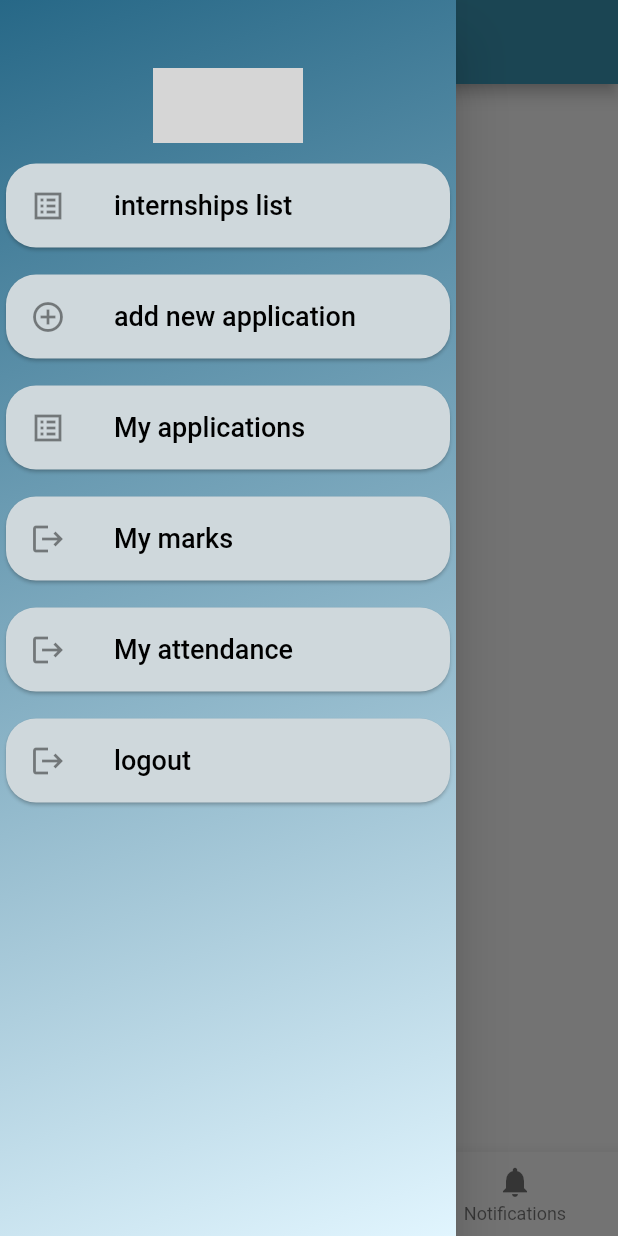
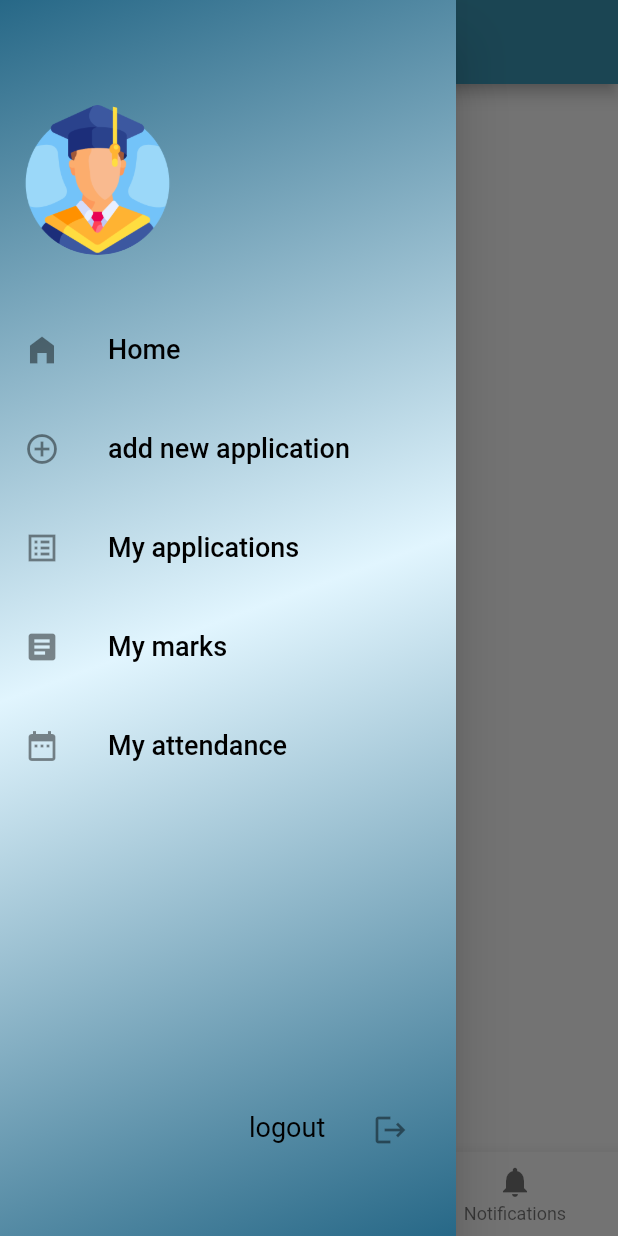
Before and after one commit to anfel17/internship_management_app-, a Flutter app: the ApplicationScreen screen opened by its route, item 3 of the bottom bar chosen, with the side drawer open, on a phone screen of 412 x 824 dp. Run offline on Flutter 3.47's test engine with Material 2 defaults, Android fonts, the light colour scheme and no system bars; our stand-ins replace awesome_dialog, email_validator, google_fonts; accounts and stored records are empty; network calls fail; grey boxes are pictures that could not be loaded.

Commit message:
updating drawer

```diff
--- a/lib/constants.dart
+++ b/lib/constants.dart
@@ -1,7 +1,7 @@
 import 'package:flutter/material.dart';
 
 //Api routes
-const baseUrl = 'http://10.20.2.248:8000/api/';
+const baseUrl = 'http://192.168.1.9:8000/api/';
 const consultStudentAccount = baseUrl + 'consultStudentAccount';
 const consultOffersList = baseUrl + 'consultOffersList';
 const getStudentNotif = baseUrl + 'getStudentNotif';
--- a/lib/screens/drawer/navDrawer.dart
+++ b/lib/screens/drawer/navDrawer.dart
@@ -4,7 +4,12 @@ import 'package:internship_management_system/screens/myApplications/myApplicatio
 import 'package:internship_management_system/screens/newApplication/newApplication.dart';
 import 'package:internship_management_system/screens/marks/marks_screen.dart';
 import 'package:internship_management_system/screens/myAttendance/attendance_screen.dart';
+import 'package:internship_management_system/provider/user.dart';
+import 'package:provider/provider.dart';
 import '../login/login_screen.dart';
+import '../../../constants.dart';
+import 'package:http/http.dart' as http;
+import 'dart:convert';
 
 class NavDrawer extends StatefulWidget {
   const NavDrawer({Key? key}) : super(key: key);
@@ -12,48 +17,77 @@ class NavDrawer extends StatefulWidget {
   State<NavDrawer> createState() => _NavDrawerState();
 }
 
+
 class _NavDrawerState extends State<NavDrawer> {
+  String userId = '';
+  late UserProvider userProvider;
+  String name = "";
+  String email = "";
+
+
+  Future<void> getStudentAccount(String userId) async {
+    Uri url = Uri.parse(consultStudentAccount);
+    var response = await http.post(url, body: {'id': userId});
+
+    if (response.statusCode == 200) {
+      var data = json.decode(response.body);
+      setState(() {
+        name = data[0]['nom_etudiant'] + ' ' + data[0]['prenom_etudiant'];
+        email = data[0]['email'];
+      });
+    } else {
+      print("error");
+    }
+  }
+
+
+  @override
+  void initState() {
+    super.initState();
+    userProvider = Provider.of<UserProvider>(context, listen: false);
+    userId = userProvider.userId;
+    getStudentAccount(userId);
+  }
+
+
+
   @override
   Widget build(BuildContext context) {
     return Drawer(
-        child:Container(
+      child: Container(
         decoration: BoxDecoration(
           gradient: LinearGradient(
-              colors: [Color(0xFF276887), Colors.lightBlue[50]!],
+            colors: [Color(0xFF276887),Colors.lightBlue[50]!, Color(0xFF276887)],
             begin: Alignment.topLeft,
             end: Alignment.bottomRight,
           ),
         ),
-            child:Column(children: <Widget>[
-          const SizedBox(height: 15),
-      Center(
         child: Column(
           children: <Widget>[
-              Container(
+            const SizedBox(height: 15),
+            Align(
+              alignment: Alignment.centerLeft,
+
+              child: Container(
                 width: 100,
-                height: 50,
+                height: 150,
                 margin: const EdgeInsets.only(
                   top: 30,
+                  left: 15,
                 ),
                 decoration: const BoxDecoration(
                   shape: BoxShape.circle,
                   image: DecorationImage(
-                      image: AssetImage('assets/images/teacher.png'),
-                      fit: BoxFit.fill),
+                    image: AssetImage('assets/images/graduate.png'),
                   ),
                 ),
-            ],
-          )),
+              ),
+            ),
             const SizedBox(height: 10),
-        Card(
-          color: Colors.blueGrey[100],
-          shape: RoundedRectangleBorder(
-            borderRadius: BorderRadius.circular(20),
-          ),
-          child: ListTile(
-              leading: Icon(Icons.list_alt_sharp),
+            ListTile(
+              leading: Icon(Icons.home_filled),
               title: const Text(
-                'internships list',
+                'Home',
                 style: TextStyle(
                   color: Colors.black,
                   fontSize: 18,
@@ -61,15 +95,10 @@ class _NavDrawerState extends State<NavDrawer> {
               ),
               onTap: () {
                 Navigator.pushNamed(context, HomeScreen.routeName);
-              }),
+              },
             ),
             const SizedBox(height: 10),
-        Card(
-          color: Colors.blueGrey[100],
-          shape: RoundedRectangleBorder(
-            borderRadius: BorderRadius.circular(20),
-          ),
-          child: ListTile(
+            ListTile(
               leading: Icon(Icons.add_circle_outline_sharp),
               title: const Text(
                 'add new application',
@@ -80,15 +109,10 @@ class _NavDrawerState extends State<NavDrawer> {
               ),
               onTap: () {
                 Navigator.pushNamed(context, newApplicationScreen.routeName);
-              }),
+              },
             ),
-        const SizedBox(height:10 ),
-        Card(
-          color: Colors.blueGrey[100],
-          shape: RoundedRectangleBorder(
-            borderRadius: BorderRadius.circular(20),
-          ),
-          child: ListTile(
+            const SizedBox(height: 10),
+            ListTile(
               leading: Icon(Icons.list_alt_sharp),
               title: const Text(
                 'My applications',
@@ -99,16 +123,11 @@ class _NavDrawerState extends State<NavDrawer> {
               ),
               onTap: () {
                 Navigator.pushNamed(context, ApplicationScreen.routeName);
-              }),
+              },
             ),
             SizedBox(height: 10),
-        Card(
-          color: Colors.blueGrey[100],
-          shape: RoundedRectangleBorder(
-            borderRadius: BorderRadius.circular(20),
-          ),
-          child: ListTile(
-            leading: Icon(Icons.logout),
+            ListTile(
+              leading: Icon(Icons.article),
               title: Text(
                 'My marks',
                 style: TextStyle(
@@ -117,20 +136,12 @@ class _NavDrawerState extends State<NavDrawer> {
                 ),
               ),
               onTap: () {
-              // userLogout();
-              // Authentication.signOut(context: context);
                 Navigator.pushNamed(context, MarksScreen.routeName);
               },
             ),
-        ),
             SizedBox(height: 10),
-              Card(
-                color: Colors.blueGrey[100],
-                shape: RoundedRectangleBorder(
-                  borderRadius: BorderRadius.circular(20),
-                ),
-                child: ListTile(
-                  leading: Icon(Icons.logout),
+            ListTile(
+              leading: Icon(Icons.date_range),
               title: Text(
                 'My attendance',
                 style: TextStyle(
@@ -139,36 +150,45 @@ class _NavDrawerState extends State<NavDrawer> {
                 ),
               ),
               onTap: () {
-                    // userLogout();
-                    // Authentication.signOut(context: context);
                 Navigator.pushNamed(context, AttendanceScreen.routeName);
               },
             ),
+        Container(
+          // width: 100,
+          // height: 300,
+          margin: const EdgeInsets.only(
+            top: 200,
+            left: 150,
           ),
-        const SizedBox(height: 10),
-              Card(
-                color: Colors.blueGrey[100],
-                shape: RoundedRectangleBorder(
-                  borderRadius: BorderRadius.circular(20),
-                ),
-                child: ListTile(
-                  leading: Icon(Icons.logout),
-                  title: Text(
+          child:
+            Align(
+              alignment: Alignment.bottomRight,
+
+
+                child:ListTile(
+                  leading: Text(
                     'logout',
                     style: TextStyle(
                       color: Colors.black,
                       fontSize: 18,
                     ),
                   ),
+                  title: Icon(Icons.logout),
                   onTap: () {
-                    // userLogout();
-                    // Authentication.signOut(context: context);
                     Navigator.pushNamed(context, LoginPage.routeName);
                   },
                 ),
+
+            ),
         ),
             const SizedBox(height: 10),
-   ] )));
+          ],
+        ),
+      ),
+    );
+
+
+
 
   }
 
--- a/lib/screens/home/components/body.dart
+++ b/lib/screens/home/components/body.dart
@@ -36,6 +36,7 @@ class BodyState extends State<Body> {
       });
     }
   }
+
   Future<void> getData() async {
     String myUrl = consultOffersList;
     http.Response response = await http.get(Uri.parse(myUrl));
--- a/lib/screens/home/home_screen.dart
+++ b/lib/screens/home/home_screen.dart
@@ -3,6 +3,7 @@ import 'package:internship_management_system/screens/drawer/navDrawer.dart';
 import 'package:internship_management_system/screens/notifications/notification_screen.dart';
 import 'package:internship_management_system/screens/bottomNavBar/bottomNavBar.dart';
 import 'components/body.dart';
+import 'package:google_fonts/google_fonts.dart';
 
 class HomeScreen extends StatelessWidget {
   static String routeName = "/HomeScreen";
@@ -24,7 +25,11 @@ class HomeScreen extends StatelessWidget {
             borderRadius: BorderRadius.circular(15),
 
           ),
-          child: Text("Internify")
+          child: Text("Internify", style: GoogleFonts.poppins(
+            fontSize: 20,
+            fontWeight: FontWeight.w800,
+            color:Colors.lightBlue[50],
+          ),)
         ),
       ),
       drawer: NavDrawer(),
--- a/lib/screens/marks/marks_screen.dart
+++ b/lib/screens/marks/marks_screen.dart
@@ -2,6 +2,7 @@ import 'package:flutter/material.dart';
 import 'package:internship_management_system/screens/drawer/navDrawer.dart';
 import 'package:internship_management_system/screens/bottomNavBar/bottomNavBar.dart';
 import 'components/body.dart';
+import 'package:google_fonts/google_fonts.dart';
 
 
 class MarksScreen extends StatelessWidget {
@@ -17,7 +18,11 @@ class MarksScreen extends StatelessWidget {
               borderRadius: BorderRadius.circular(15),
 
             ),
-            child: Text("Internify")
+            child: Text("Internify", style: GoogleFonts.poppins(
+              fontSize: 20,
+              fontWeight: FontWeight.w800,
+              color:Colors.lightBlue[50],
+            ),)
         ),
       ),
       drawer: NavDrawer(),
--- a/lib/screens/myApplications/components/body.dart
+++ b/lib/screens/myApplications/components/body.dart
@@ -1,4 +1,5 @@
 import 'dart:convert';
+import 'package:google_fonts/google_fonts.dart';
 import 'package:http/http.dart' as http;
 import 'package:internship_management_system/screens/myApplications/applicationDetailsScreen.dart';
 import 'dart:convert';
@@ -53,11 +54,12 @@ class BodyState extends State<Body> {
       child: Column(
         crossAxisAlignment: CrossAxisAlignment.start,
         children: [
-          const Text(
+           Text(
             'Applications',
-            style: TextStyle(
-              fontSize: 20,
-              fontWeight: FontWeight.bold,
+            style: GoogleFonts.poppins(
+              fontSize: 25,
+              fontWeight: FontWeight.w600,
+              color: Colors.black,
             ),
           ),
           SizedBox(height: 10),
@@ -71,8 +73,10 @@ class BodyState extends State<Body> {
                       color: Colors.lightBlue[50],
                       elevation: 8,
                       child: ListTile(
-                        title: Text(data[index]['theme']),
-                        subtitle: Text('Tap to view details'),
+                        title: Text(data[index]['theme'],style: TextStyle(fontSize: 17,fontWeight: FontWeight.w400)),
+                        subtitle: data[index]['motif'] != null
+                            ? Text('check your motif',style: TextStyle(color: Colors.red,),)
+                            : null,
                         trailing: Container(
                           decoration: BoxDecoration(
                             borderRadius: BorderRadius.circular(5),
--- a/lib/screens/myApplications/myApplication_screen.dart
+++ b/lib/screens/myApplications/myApplication_screen.dart
@@ -1,4 +1,5 @@
 import 'package:flutter/material.dart';
+import 'package:google_fonts/google_fonts.dart';
 import 'package:internship_management_system/screens/drawer/navDrawer.dart';
 import 'package:internship_management_system/screens/bottomNavBar/bottomNavBar.dart';
 import 'package:internship_management_system/screens/notifications/notification_screen.dart';
@@ -18,7 +19,11 @@ class ApplicationScreen extends StatelessWidget {
             decoration: BoxDecoration(
               borderRadius: BorderRadius.circular(15),
             ),
-            child: Text("Internify")
+            child: Text("Internify", style: GoogleFonts.poppins(
+              fontSize: 20,
+              fontWeight: FontWeight.w800,
+              color:Colors.lightBlue[50],
+            ),)
         ),
           ),
       drawer: NavDrawer(),
--- a/lib/screens/myAttendance/attendance_screen.dart
+++ b/lib/screens/myAttendance/attendance_screen.dart
@@ -2,6 +2,7 @@ import 'package:flutter/material.dart';
 import 'package:internship_management_system/screens/drawer/navDrawer.dart';
 import 'package:internship_management_system/screens/bottomNavBar/bottomNavBar.dart';
 import 'components/body.dart';
+import 'package:google_fonts/google_fonts.dart';
 
 
 class AttendanceScreen extends StatelessWidget {
@@ -17,7 +18,11 @@ class AttendanceScreen extends StatelessWidget {
               borderRadius: BorderRadius.circular(15),
 
             ),
-            child: Text("Internify")
+            child: Text("Internify", style: GoogleFonts.poppins(
+              fontSize: 20,
+              fontWeight: FontWeight.w800,
+              color:Colors.lightBlue[50],
+            ),)
         ),
       ),
       drawer: NavDrawer(),
--- a/lib/screens/notifications/components/body.dart
+++ b/lib/screens/notifications/components/body.dart
@@ -5,6 +5,7 @@ import '../../../constants.dart';
 import 'package:internship_management_system/provider/user.dart';
 import 'package:provider/provider.dart';
 import 'package:intl/intl.dart';
+import 'package:google_fonts/google_fonts.dart';
 
 class Body extends StatefulWidget {
   @override
@@ -44,11 +45,12 @@ class BodyState extends State<Body> {
       child: Column(
         crossAxisAlignment: CrossAxisAlignment.start,
         children: [
-          const Text(
+          Text(
             'Notifications',
-            style: TextStyle(
-              fontSize: 20,
-              fontWeight: FontWeight.bold,
+            style: GoogleFonts.poppins(
+              fontSize: 25,
+              fontWeight: FontWeight.w600,
+              color: Colors.black,
             ),
           ),
           SizedBox(height: 20),
--- a/lib/screens/notifications/notification_screen.dart
+++ b/lib/screens/notifications/notification_screen.dart
@@ -1,4 +1,5 @@
 import 'package:flutter/material.dart';
+import 'package:google_fonts/google_fonts.dart';
 import 'package:internship_management_system/screens/drawer/navDrawer.dart';
 import 'package:internship_management_system/screens/bottomNavBar/bottomNavBar.dart';
 import 'components/body.dart';
@@ -17,7 +18,11 @@ class NotificationsScreen extends StatelessWidget {
               borderRadius: BorderRadius.circular(15),
 
             ),
-            child: Text("Internify")
+            child: Text("Internify", style: GoogleFonts.poppins(
+              fontSize: 20,
+              fontWeight: FontWeight.w800,
+              color:Colors.lightBlue[50],
+            ),)
         ),
       ),
       drawer: NavDrawer(),
```
Also changed, not shown: assets/images/user (1).png (added). Lines whose indentation alone changed are shown as unchanged.
